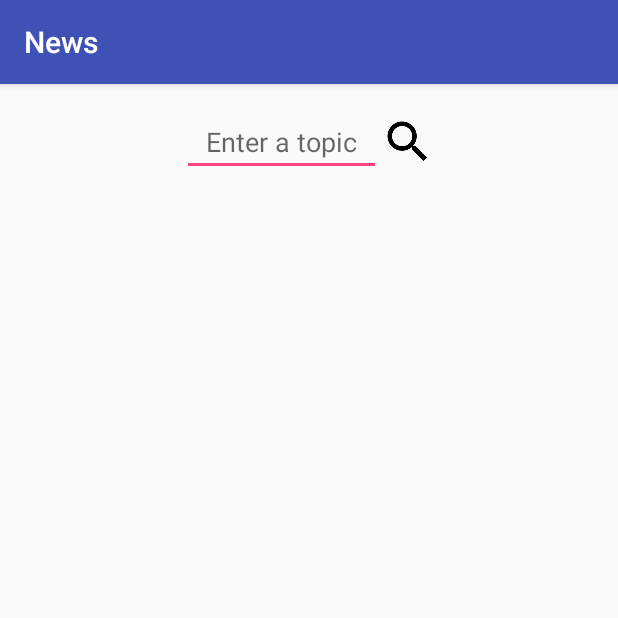
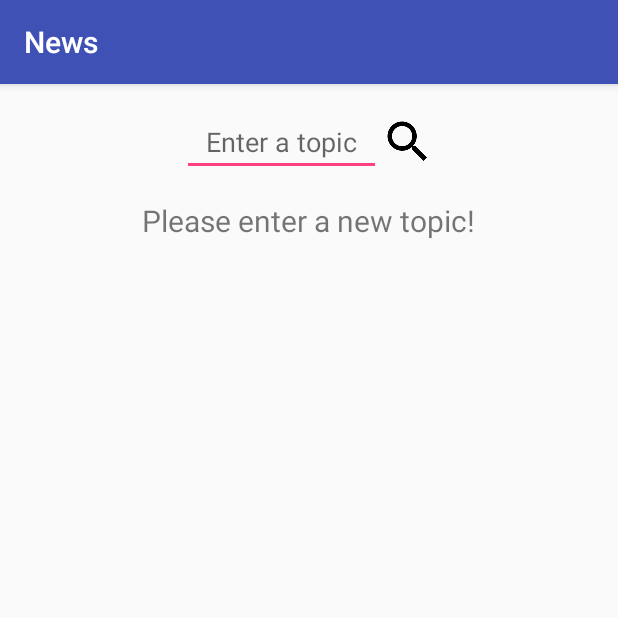
Before and after one commit to EzraYang/NewsApp, an Android app: the screen it shows after launch (NewsActivity), after a tap on an icon or button, on a phone screen of 412 x 824 dp, the top half of it. Run offline under Robolectric (Android 15) with nearby library versions, the phone set to English and light mode, and no system bars.

```diff
--- a/app/src/main/java/com/example/android/news/NewsActivity.java
+++ b/app/src/main/java/com/example/android/news/NewsActivity.java
@@ -1,8 +1,11 @@
 package com.example.android.news;
 
 import android.app.LoaderManager;
+import android.content.Context;
 import android.content.Intent;
 import android.content.Loader;
+import android.net.ConnectivityManager;
+import android.net.NetworkInfo;
 import android.net.Uri;
 import android.os.Bundle;
 import android.support.v7.app.AppCompatActivity;
@@ -11,6 +14,7 @@ import android.widget.AdapterView;
 import android.widget.EditText;
 import android.widget.ImageView;
 import android.widget.ListView;
+import android.widget.TextView;
 
 import java.util.ArrayList;
 import java.util.List;
@@ -27,16 +31,23 @@ public class NewsActivity extends AppCompatActivity implements LoaderManager.Loa
 
     private EditText mTopicField;
 
+    private int loaderId = 0;
+
+    private String mTopic = "";
+
+    private TextView mEmptyTextView;
+
     @Override
     protected void onCreate(Bundle savedInstanceState) {
         super.onCreate(savedInstanceState);
         setContentView(R.layout.activity_news);
 
-        mTopicField = (EditText) findViewById(R.id.topic_field) ;
-
         mListView = (ListView) findViewById(R.id.list);
         mAdapter = new NewsAdapter(NewsActivity.this, new ArrayList<News>());
         mListView.setAdapter(mAdapter);
+
+        mEmptyTextView = (TextView) findViewById(R.id.text_when_empty);
+        mListView.setEmptyView(mEmptyTextView);
 
         mListView.setOnItemClickListener(new AdapterView.OnItemClickListener() {
             @Override
@@ -54,21 +65,49 @@ public class NewsActivity extends AppCompatActivity implements LoaderManager.Loa
         searchBtn.setOnClickListener(new View.OnClickListener() {
             @Override
             public void onClick(View view) {
-                getLoaderManager().initLoader(1, null, NewsActivity.this);
+                // clear up mAdapter leads to clear listView
+                mAdapter.clear();
+                // set mEmptyTextView an empty String
+                // in case it was showing no_key_word or no_conn warning previously
+                mEmptyTextView.setText("");
+
+                // check the internet connection on the device
+                ConnectivityManager connMgr = (ConnectivityManager) getSystemService(Context.CONNECTIVITY_SERVICE);
+                NetworkInfo networkInfo = connMgr.getActiveNetworkInfo();
+                if (networkInfo != null && networkInfo.isConnected()){
+                    // find out what user's key search word
+                    mTopicField = (EditText) findViewById(R.id.topic_field) ;
+
+                    // check if user has enter a key word
+                    if (!mTopicField.getText().toString().isEmpty() && mTopicField.getText().toString() != mTopic){
+
+                        mTopic = mTopicField.getText().toString();
+
+                        // if topic changes,
+                        // init a new loader with loaderId increment 1
+                        mAdapter.clear();
+                        loaderId += 1;
+
+                        getLoaderManager().initLoader(loaderId, null, NewsActivity.this);
+
+                    } else {
+                        mEmptyTextView.setText(R.string.new_topic_needed);
+                    }
+                } else {
+                    mEmptyTextView.setText(R.string.no_conn);
+                }
             }
         });
-
-
     }
 
     @Override
     public Loader<List<News>> onCreateLoader(int i, Bundle bundle) {
 
-        String topic = mTopicField.getText().toString();
+        mTopic = mTopicField.getText().toString();
 
         Uri baseUrl = Uri.parse(mBaseUrlString);
         Uri.Builder urlBuilder = baseUrl.buildUpon();
-        urlBuilder.appendQueryParameter("q", topic);
+        urlBuilder.appendQueryParameter("q", mTopic);
 
         String queryUrl = urlBuilder.toString();
 
@@ -82,7 +121,7 @@ public class NewsActivity extends AppCompatActivity implements LoaderManager.Loa
 
     @Override
     public void onLoadFinished(Loader<List<News>> loader, List<News> data) {
-        mAdapter.clear();
+
 
         if ( data != null & !data.isEmpty()){
             mAdapter.addAll(data);
--- a/app/src/main/res/layout/activity_news.xml
+++ b/app/src/main/res/layout/activity_news.xml
@@ -36,6 +36,16 @@
 
     </LinearLayout>
 
+    <TextView
+        android:id="@+id/text_when_empty"
+        android:layout_width="wrap_content"
+        android:layout_height="wrap_content"
+        android:layout_below="@id/search_field"
+        android:layout_centerHorizontal="true"
+        android:layout_marginTop="16dp"
+        android:textSize="20sp"
+        />
+
 
     <ListView
         android:layout_below="@id/search_field"
--- a/app/src/main/res/values/strings.xml
+++ b/app/src/main/res/values/strings.xml
@@ -7,5 +7,9 @@
     <string name="search_title">Search title</string>
     <string name="search_hint">Enter a topic</string>
 
+    <string name="no_conn">No internet connection!</string>
+    <string name="no_data">No data found!</string>
+    <string name="new_topic_needed">Please enter a new topic!</string>
+
 
 </resources>
```
